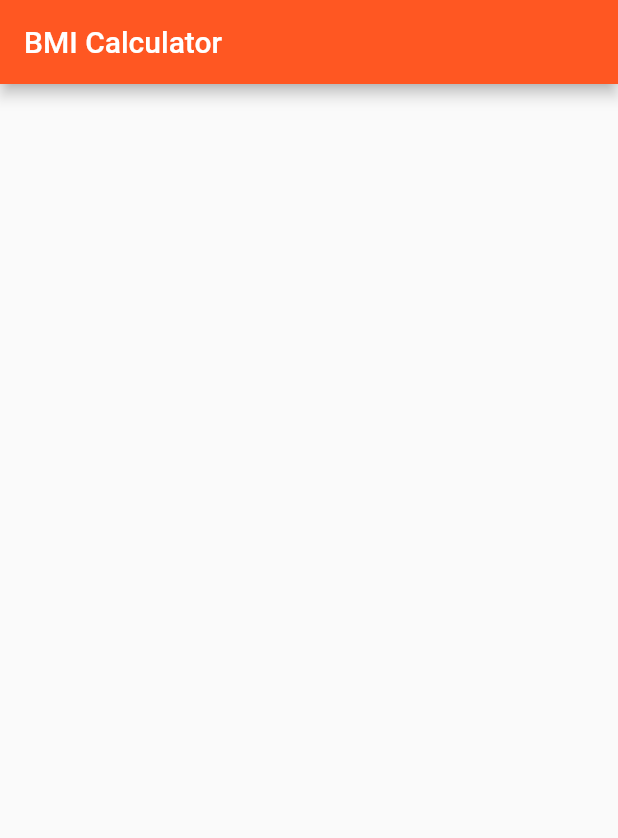
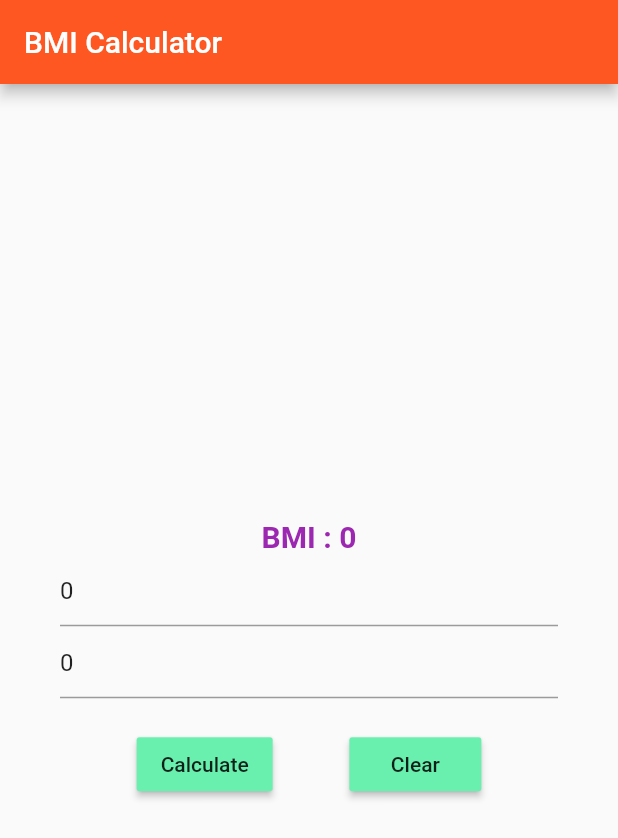
Before and after one commit to ravigunz/bmi_app, a Flutter app: the screen it shows after launch, on a phone screen of 412 x 824 dp. Shown: the top 838 px of the screen. Run offline on Flutter 3.47's test engine with Material 2 defaults, Android fonts, the phone set to English and light mode, and no system bars.

Commit message:
Project Completed

```diff
--- a/lib/home_page.dart
+++ b/lib/home_page.dart
@@ -6,6 +6,28 @@ class HomePage extends StatefulWidget {
   }
 
   class HomePageState extends State<HomePage> {
+
+  var weight = 0, height = 0, bmi = 0;
+
+  final TextEditingController w = TextEditingController(text: "0");
+  final TextEditingController h = TextEditingController(text: "0");
+
+  void calBmi() {
+    setState(() {
+      weight = int.parse(w.text);
+      height = int.parse(h.text);
+
+      bmi = weight ~/ (height * height);
+    });
+  }
+
+  void doClear() {
+    setState(() {
+      w.text = "";
+      h.text = "";
+    });
+  }
+
   @override
   Widget build(BuildContext context) {
     return Scaffold(
@@ -13,7 +35,52 @@ class HomePage extends StatefulWidget {
         title: Text("BMI Calculator"),
       ),
       body: Container(
-
+        padding: const EdgeInsets.all(40.0),
+        child: Column(
+          mainAxisAlignment: MainAxisAlignment.center,
+          children: <Widget>[
+            Text(
+              "BMI : $bmi",
+              style: TextStyle(
+                fontSize: 20.0,
+                fontWeight: FontWeight.bold,
+                color: Colors.purple,
+              ),
+            ),
+            TextField(
+              keyboardType: TextInputType.number,
+              decoration: InputDecoration(
+                hintText: "Enter Your Weight"
+              ),
+              controller: w,
+            ),
+            TextField(
+              keyboardType: TextInputType.number,
+              decoration: InputDecoration(
+                  hintText: "Enter Your Height"
+              ),
+              controller: h,
+            ),
+            Padding(
+              padding: const EdgeInsets.only(top: 20.0),
+            ),
+            Row(
+              mainAxisAlignment: MainAxisAlignment.spaceEvenly,
+              children: <Widget>[
+                MaterialButton(
+                  child: Text("Calculate"),
+                  color: Colors.greenAccent,
+                  onPressed: calBmi,
+                ),
+                MaterialButton(
+                  child: Text("Clear"),
+                  color: Colors.greenAccent,
+                  onPressed: doClear,
+                ),
+              ],
+            )
+          ],
+        ),
       ),
     );
   }
```
